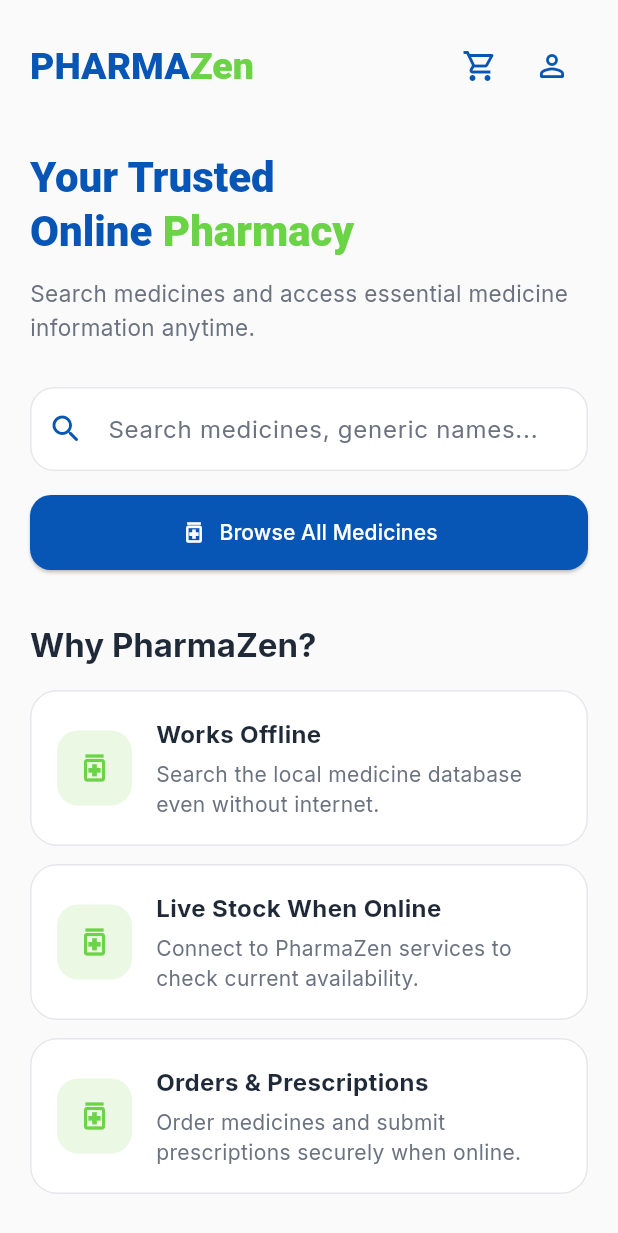
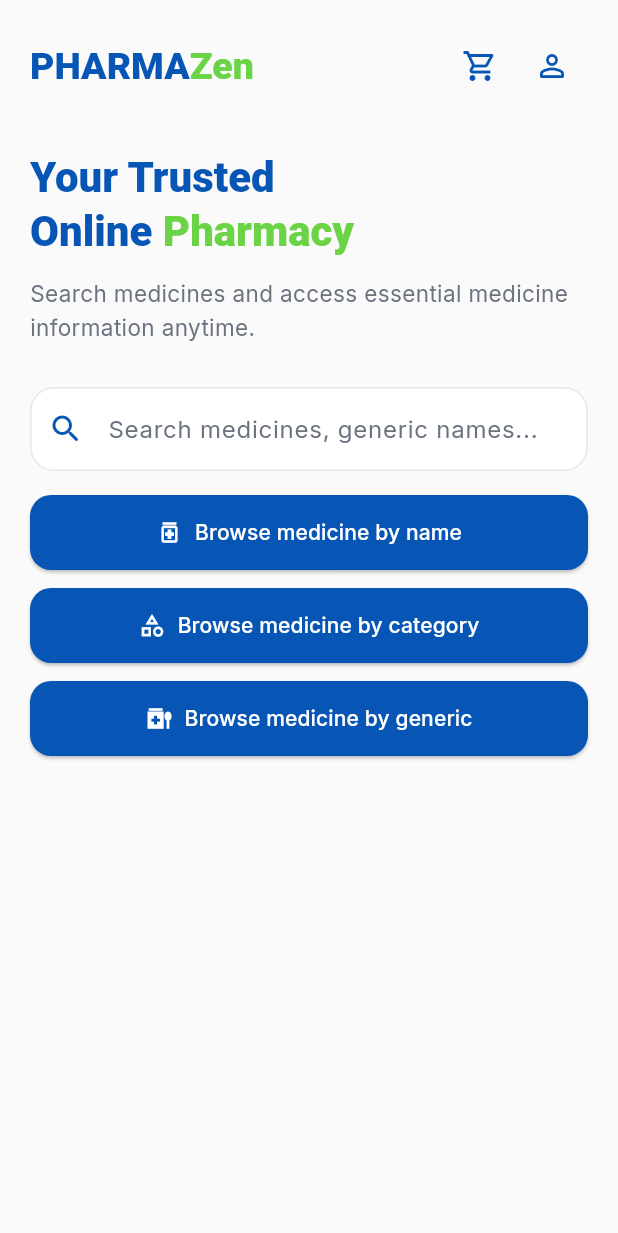
Before and after one commit to zishahed/pharmazen-mobile-app, a Flutter app: the screen it shows after launch, on a phone screen of 412 x 824 dp. Shown: the top 1233 px of the screen. Run offline on Flutter 3.47's test engine with Material 3 defaults, Android fonts, the phone set to English and light mode, and no system bars; our stand-ins replace drift, flutter_riverpod, go_router, google_fonts; accounts and stored records are empty.

Commit message:
add search box by name generic and category

```diff
--- /dev/null
+++ b/devtools_options.yaml
@@ -0,0 +1,3 @@
+description: This file stores settings for Dart & Flutter DevTools.
+documentation: https://docs.flutter.dev/tools/devtools/extensions#configure-extension-enablement-states
+extensions:
--- a/lib/app/router.dart
+++ b/lib/app/router.dart
@@ -1,6 +1,8 @@
 import 'package:go_router/go_router.dart';
 
+import '../data/repositories/medicine_repository.dart';
 import '../features/home/home_screen.dart';
+import '../features/medicines/medicines_screen.dart';
 
 final appRouter = GoRouter(
   initialLocation: '/',
@@ -11,5 +13,16 @@ final appRouter = GoRouter(
         return const HomeScreen();
       },
     ),
+    GoRoute(
+      path: '/medicines',
+      builder: (context, state) {
+        final mode = switch (state.uri.queryParameters['mode']) {
+          'category' => MedicineSearchMode.category,
+          'generic' => MedicineSearchMode.generic,
+          _ => MedicineSearchMode.name,
+        };
+        return MedicinesScreen(mode: mode);
+      },
+    ),
   ],
 );
--- /dev/null
+++ b/lib/data/repositories/medicine_repository.dart
@@ -0,0 +1,91 @@
+import 'package:drift/drift.dart';
+
+import '../../domain/models/medicine.dart';
+import '../db/app_database.dart';
+
+enum MedicineSearchMode { name, category, generic }
+
+extension MedicineSearchModeX on MedicineSearchMode {
+  String get label => switch (this) {
+        MedicineSearchMode.name => 'Browse medicine by name',
+        MedicineSearchMode.category => 'Browse medicine by category',
+        MedicineSearchMode.generic => 'Browse medicine by generic',
+      };
+
+  String get hint => switch (this) {
+        MedicineSearchMode.name => 'Search medicine names...',
+        MedicineSearchMode.category => 'Search by category or drug class...',
+        MedicineSearchMode.generic => 'Search generic names...',
+      };
+}
+
+class MedicineRepository {
+  MedicineRepository(this._db);
+
+  final AppDatabase _db;
+
+  Future<List<Medicine>> search(String query, MedicineSearchMode mode) async {
+    final trimmed = query.trim();
+    if (trimmed.isEmpty) return const [];
+
+    final rows = await _db
+        .customSelect(_buildQuery(mode), variables: [Variable.withString('%$trimmed%')])
+        .get();
+
+    return rows.map(_toMedicine).toList(growable: false);
+  }
+
+  String _buildQuery(MedicineSearchMode mode) {
+    const select = '''
+      SELECT brand_id, brand_name, type, slug, dosage_form, generic_name,
+             strength, manufacturer, package_container, package_size,
+             generic_id, isSensitive
+      FROM medicines
+    ''';
+
+    return switch (mode) {
+      MedicineSearchMode.name => '''
+        $select
+        WHERE brand_name LIKE ?
+        ORDER BY brand_name COLLATE NOCASE ASC
+        LIMIT 100
+      ''',
+      MedicineSearchMode.generic => '''
+        $select
+        WHERE generic_name LIKE ?
+        ORDER BY generic_name COLLATE NOCASE ASC,
+                brand_name COLLATE NOCASE ASC
+        LIMIT 100
+      ''',
+      MedicineSearchMode.category => '''
+        SELECT m.brand_id, m.brand_name, m.type, m.slug, m.dosage_form,
+               m.generic_name, m.strength, m.manufacturer,
+               m.package_container, m.package_size, m.generic_id, m.isSensitive
+        FROM medicines m
+        INNER JOIN generics g ON g.generic_id = m.generic_id
+        WHERE g.drug_class LIKE ?
+        ORDER BY m.generic_name COLLATE NOCASE ASC,
+                m.brand_name COLLATE NOCASE ASC
+        LIMIT 100
+      ''',
+    };
+  }
+
+  Medicine _toMedicine(QueryRow row) {
+    final data = row.data;
+    return Medicine(
+      brandId: data['brand_id'] as int,
+      brandName: data['brand_name'] as String,
+      type: data['type'] as String?,
+      slug: data['slug'] as String?,
+      dosageForm: data['dosage_form'] as String?,
+      genericName: data['generic_name'] as String?,
+      strength: data['strength'] as String?,
+      manufacturer: data['manufacturer'] as String?,
+      packageContainer: data['package_container'] as String?,
+      packageSize: data['package_size'] as String?,
+      genericId: data['generic_id'] as int?,
+      isSensitive: (data['isSensitive'] as int) == 1,
+    );
+  }
+}
--- a/lib/features/home/home_screen.dart
+++ b/lib/features/home/home_screen.dart
@@ -2,6 +2,7 @@ import 'package:flutter/material.dart';
 import 'package:go_router/go_router.dart';
 
 import '../../app/theme/app_colors.dart';
+import '../../data/repositories/medicine_repository.dart';
 
 class HomeScreen extends StatelessWidget {
   const HomeScreen({super.key});
@@ -62,51 +63,53 @@ class HomeScreen extends StatelessWidget {
 
             const SizedBox(height: 16),
 
-            SizedBox(
-              width: double.infinity,
-              child: ElevatedButton.icon(
-                onPressed: () {
-                  context.push('/medicines');
-                },
-                icon: const Icon(Icons.medication_outlined),
-                label: const Text('Browse All Medicines'),
-              ),
-            ),
-
-            const SizedBox(height: 36),
-
-            Text(
-              'Why PharmaZen?',
-              style: Theme.of(context).textTheme.titleLarge
-                  ?.copyWith(fontWeight: FontWeight.w700),
-            ),
-
-            const SizedBox(height: 16),
-
-            const _FeatureCard(
-              icon: Icons.offline_bolt_outlined,
-              title: 'Works Offline',
-              description:
-                  'Search the local medicine database even without internet.',
+            _BrowseButton(
+              icon: Icons.medication_outlined,
+              label: MedicineSearchMode.name.label,
+              mode: MedicineSearchMode.name,
             ),
 
             const SizedBox(height: 12),
 
-            const _FeatureCard(
-              icon: Icons.inventory_2_outlined,
-              title: 'Live Stock When Online',
-              description: 'Connect to PharmaZen services to check current availability.',
+            _BrowseButton(
+              icon: Icons.category_outlined,
+              label: MedicineSearchMode.category.label,
+              mode: MedicineSearchMode.category,
             ),
 
             const SizedBox(height: 12),
 
-            const _FeatureCard(
-              icon: Icons.receipt_long_outlined,
-              title: 'Orders & Prescriptions',
-              description: 'Order medicines and submit prescriptions securely when online.',
+            _BrowseButton(
+              icon: Icons.medication_liquid_outlined,
+              label: MedicineSearchMode.generic.label,
+              mode: MedicineSearchMode.generic,
             ),
           ],
         ),
+      ),
+    );
+  }
+}
+
+class _BrowseButton extends StatelessWidget {
+  const _BrowseButton({
+    required this.icon,
+    required this.label,
+    required this.mode,
+  });
+
+  final IconData icon;
+  final String label;
+  final MedicineSearchMode mode;
+
+  @override
+  Widget build(BuildContext context) {
+    return SizedBox(
+      width: double.infinity,
+      child: ElevatedButton.icon(
+        onPressed: () => context.push('/medicines?mode=${mode.name}'),
+        icon: Icon(icon),
+        label: Text(label),
       ),
     );
   }
@@ -156,67 +159,3 @@ class _Header extends StatelessWidget {
     );
   }
 }
-
-class _FeatureCard extends StatelessWidget {
-  final IconData icon;
-  final String title;
-  final String description;
-
-  const _FeatureCard({
-    required this.icon,
-    required this.title,
-    required this.description,
-  });
-
-  @override
-  Widget build(BuildContext context) {
-    return Card(
-      child: Padding(
-        padding: const EdgeInsets.all(18),
-        child: Row(
-          children: [
-            Container(
-              width: 50,
-              height: 50,
-              decoration: BoxDecoration(
-                color: AppColors.lightGreen,
-                borderRadius: BorderRadius.circular(14),
-              ),
-              child: const Icon(
-                Icons.medication_outlined,
-                color: AppColors.primaryGreen,
-              ),
-            ),
-
-            const SizedBox(width: 16),
-
-            Expanded(
-              child: Column(
-                crossAxisAlignment: CrossAxisAlignment.start,
-                children: [
-                  Text(
-                    title,
-                    style: const TextStyle(
-                      fontWeight: FontWeight.w700,
-                      fontSize: 16,
-                    ),
-                  ),
-
-                  const SizedBox(height: 5),
-
-                  Text(
-                    description,
-                    style: const TextStyle(
-                      color: AppColors.textSecondary,
-                      height: 1.4,
-                    ),
-                  ),
-                ],
-              ),
-            ),
-          ],
-        ),
-      ),
-    );
-  }
-}
```
Also changed, not shown: lib/data/db/app_database.dart (added, +29 -0 lines), lib/data/providers/medicine_providers.dart (added, +14 -0 lines), lib/features/medicines/medicines_screen.dart (added, +240 -0 lines), analysis_options.yaml (line endings or trailing spaces), lib/app/app.dart (line endings or trailing spaces), lib/app/theme/app_colors.dart (line endings or trailing spaces), lib/app/theme/app_theme.dart (line endings or trailing spaces), lib/domain/models/medicine.dart (line endings or trailing spaces), lib/main.dart (line endings or trailing spaces), pubspec.yaml (line endings or trailing spaces), 84 other files.
